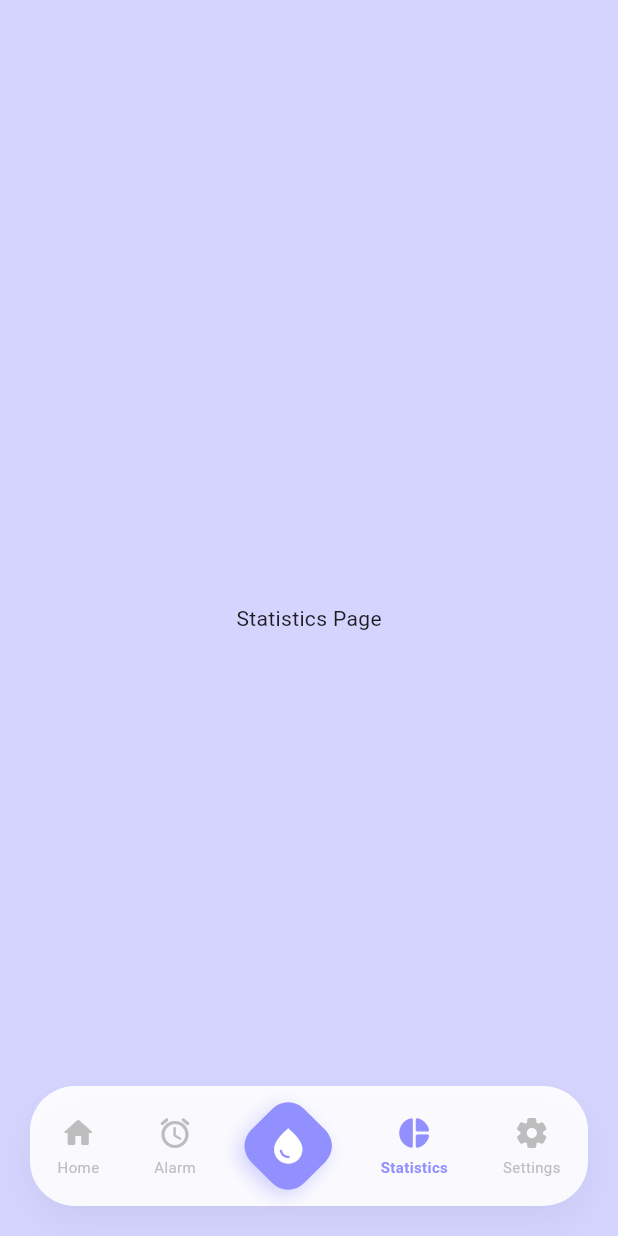
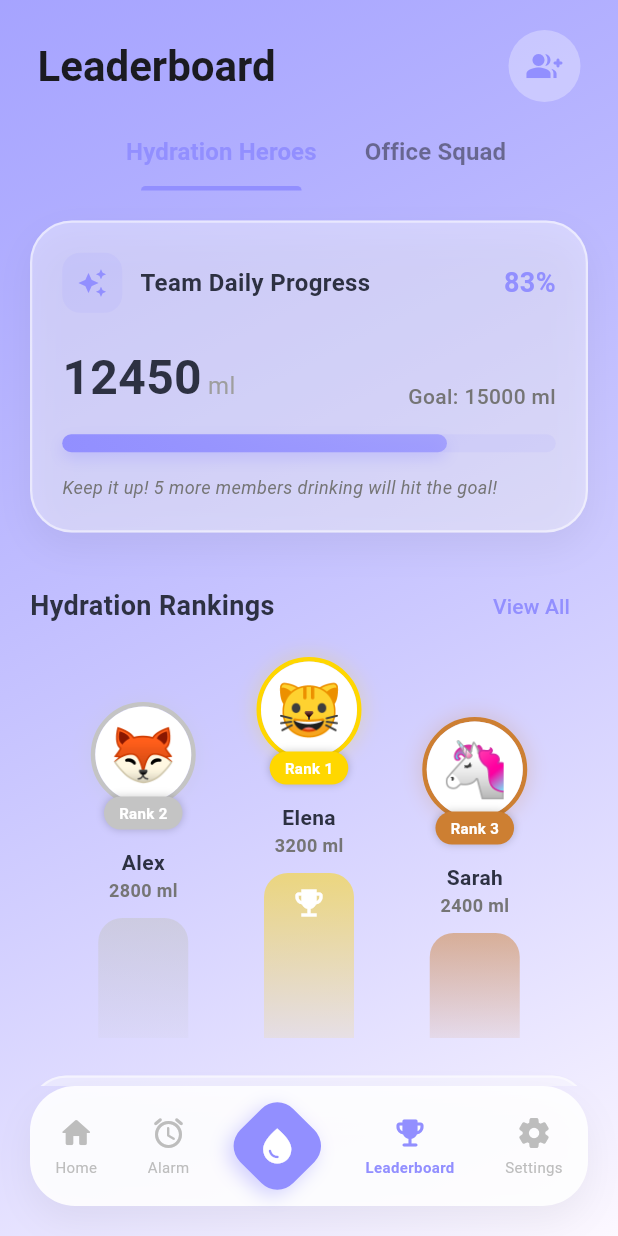
Before and after one commit to michalis-oik/AquaTrackerApp, a Flutter app: the screen it shows after launch, item 4 of the bottom bar chosen, on a phone screen of 412 x 824 dp. Run offline on Flutter 3.47's test engine with Material 3 defaults, Android fonts, the phone set to English and light mode, and no system bars; our stand-ins replace fl_chart, percent_indicator.

Commit message:
created leaderboard page

```diff
--- /dev/null
+++ b/lib/pages/leaderboard_page.dart
@@ -0,0 +1,526 @@
+import 'package:flutter/material.dart';
+
+class LeaderboardPage extends StatefulWidget {
+  final int myIntake;
+  const LeaderboardPage({super.key, required this.myIntake});
+
+  @override
+  State<LeaderboardPage> createState() => _LeaderboardPageState();
+}
+
+class _LeaderboardPageState extends State<LeaderboardPage> with SingleTickerProviderStateMixin {
+  late TabController _tabController;
+
+  late List<Map<String, dynamic>> _groups;
+
+  @override
+  void initState() {
+    super.initState();
+    _groups = [
+      {
+        'id': '1',
+        'name': 'Hydration Heroes',
+        'goal': 15000,
+        'current': 12450 + (widget.myIntake > 2100 ? widget.myIntake - 2100 : 0),
+        'members': [
+          {'name': 'You', 'intake': widget.myIntake, 'avatar': '👤', 'isMe': true},
+          {'name': 'Alex', 'intake': 2800, 'avatar': '🦊', 'isMe': false},
+          {'name': 'Sarah', 'intake': 2400, 'avatar': '🦄', 'isMe': false},
+          {'name': 'Mike', 'intake': 1950, 'avatar': '🐻', 'isMe': false},
+          {'name': 'Elena', 'intake': 3200, 'avatar': '🐱', 'isMe': false},
+        ],
+      },
+      {
+        'id': '2',
+        'name': 'Office Squad',
+        'goal': 10000,
+        'current': 6200 + (widget.myIntake > 2100 ? widget.myIntake - 2100 : 0),
+        'members': [
+          {'name': 'You', 'intake': widget.myIntake, 'avatar': '👤', 'isMe': true},
+          {'name': 'John', 'intake': 1500, 'avatar': '🦁', 'isMe': false},
+          {'name': 'Emily', 'intake': 2600, 'avatar': '🐰', 'isMe': false},
+        ],
+      },
+    ];
+    _tabController = TabController(length: _groups.length, vsync: this);
+  }
+
+  @override
+  void dispose() {
+    _tabController.dispose();
+    super.dispose();
+  }
+
+  @override
+  Widget build(BuildContext context) {
+    final colorScheme = Theme.of(context).colorScheme;
+    final textTheme = Theme.of(context).textTheme;
+
+    return Scaffold(
+      backgroundColor: Colors.transparent,
+      body: Stack(
+        children: [
+          // Background Gradient matching HomePage
+          Container(
+            decoration: BoxDecoration(
+              gradient: LinearGradient(
+                colors: [colorScheme.primary.withAlpha(179), colorScheme.surface],
+                begin: Alignment.topLeft,
+                end: Alignment.bottomRight,
+              ),
+            ),
+          ),
+          SafeArea(
+            child: Column(
+              children: [
+                Padding(
+                  padding: const EdgeInsets.fromLTRB(25, 20, 25, 10),
+                  child: Row(
+                    mainAxisAlignment: MainAxisAlignment.spaceBetween,
+                    children: [
+                      Text(
+                        'Leaderboard',
+                        style: textTheme.headlineMedium?.copyWith(
+                          color: colorScheme.onSurface,
+                          fontWeight: FontWeight.bold,
+                        ),
+                      ),
+                      Container(
+                        decoration: BoxDecoration(
+                          color: Colors.white.withOpacity(0.3),
+                          shape: BoxShape.circle,
+                        ),
+                        child: IconButton(
+                          onPressed: () {},
+                          icon: Icon(Icons.group_add_rounded, color: colorScheme.primary),
+                        ),
+                      ),
+                    ],
+                  ),
+                ),
+                // Group Tabs
+                Container(
+                  padding: const EdgeInsets.symmetric(horizontal: 16),
+                  child: TabBar(
+                    controller: _tabController,
+                    isScrollable: true,
+                    labelColor: colorScheme.primary,
+                    unselectedLabelColor: colorScheme.onSurface.withOpacity(0.5),
+                    indicatorColor: colorScheme.primary,
+                    indicatorWeight: 3,
+                    indicatorPadding: const EdgeInsets.symmetric(horizontal: 10),
+                    dividerColor: Colors.transparent,
+                    labelStyle: const TextStyle(fontWeight: FontWeight.bold, fontSize: 16),
+                    tabs: _groups.map((group) => Tab(text: group['name'])).toList(),
+                  ),
+                ),
+                const SizedBox(height: 10),
+                Expanded(
+                  child: TabBarView(
+                    controller: _tabController,
+                    children: _groups.map((group) => _buildGroupView(group)).toList(),
+                  ),
+                ),
+              ],
+            ),
+          ),
+        ],
+      ),
+    );
+  }
+
+  Widget _buildGroupView(Map<String, dynamic> group) {
+    final double progress = (group['current'] / group['goal']).clamp(0.0, 1.0);
+    final List<Map<String, dynamic>> members = List<Map<String, dynamic>>.from(group['members']);
+    members.sort((a, b) => (b['intake'] as int).compareTo(a['intake'] as int));
+
+    return ListView(
+      padding: const EdgeInsets.symmetric(horizontal: 20),
+      children: [
+        const SizedBox(height: 10),
+        // Group Goal Card
+        _buildGroupGoalCard(group, progress),
+        const SizedBox(height: 25),
+        Row(
+          mainAxisAlignment: MainAxisAlignment.spaceBetween,
+          children: [
+            const Text(
+              'Hydration Rankings',
+              style: TextStyle(
+                fontSize: 18,
+                fontWeight: FontWeight.bold,
+                color: Color(0xFF2D3142),
+              ),
+            ),
+            TextButton(
+              onPressed: () {},
+              child: const Text('View All'),
+            ),
+          ],
+        ),
+        const SizedBox(height: 10),
+        // Top 3 Podium
+        if (members.length >= 3) _buildPodium(members.take(3).toList()),
+        const SizedBox(height: 25),
+        // Full List
+        ...members.asMap().entries.map((entry) {
+          final index = entry.key;
+          final member = entry.value;
+          return _buildMemberTile(member, index + 1);
+        }),
+        const SizedBox(height: 120), // Extra space for floating nav bar
+      ],
+    );
+  }
+
+  Widget _buildGroupGoalCard(Map<String, dynamic> group, double progress) {
+    final colorScheme = Theme.of(context).colorScheme;
+    return Container(
+      padding: const EdgeInsets.all(20),
+      decoration: BoxDecoration(
+        color: Colors.white.withOpacity(0.4),
+        borderRadius: BorderRadius.circular(28),
+        border: Border.all(color: Colors.white.withOpacity(0.5), width: 1.5),
+        boxShadow: [
+          BoxShadow(
+            color: Colors.black.withOpacity(0.05),
+            blurRadius: 20,
+            offset: const Offset(0, 10),
+          ),
+        ],
+      ),
+      child: Column(
+        crossAxisAlignment: CrossAxisAlignment.start,
+        children: [
+          Row(
+            children: [
+              Container(
+                padding: const EdgeInsets.all(10),
+                decoration: BoxDecoration(
+                  color: colorScheme.primary.withOpacity(0.1),
+                  borderRadius: BorderRadius.circular(12),
+                ),
+                child: Icon(Icons.auto_awesome, color: colorScheme.primary, size: 20),
+              ),
+              const SizedBox(width: 12),
+              const Text(
+                'Team Daily Progress',
+                style: TextStyle(
+                  color: Color(0xFF2D3142),
+                  fontSize: 16,
+                  fontWeight: FontWeight.bold,
+                ),
+              ),
+              const Spacer(),
+              Text(
+                '${(progress * 100).toInt()}%',
+                style: TextStyle(
+                  color: colorScheme.primary,
+                  fontWeight: FontWeight.bold,
+                  fontSize: 18,
+                ),
+              ),
+            ],
+          ),
+          const SizedBox(height: 20),
+          Row(
+            crossAxisAlignment: CrossAxisAlignment.end,
+            children: [
+              Text(
+                '${group['current']}',
+                style: const TextStyle(
+                  color: Color(0xFF2D3142),
+                  fontSize: 32,
+                  fontWeight: FontWeight.bold,
+                ),
+              ),
+              const Padding(
+                padding: EdgeInsets.only(bottom: 6, left: 4),
+                child: Text(
+                  'ml',
+                  style: TextStyle(color: Colors.grey, fontSize: 16),
+                ),
+              ),
+              const Spacer(),
+              Text(
+                'Goal: ${group['goal']} ml',
+                style: TextStyle(
+                  color: Colors.grey.shade600,
+                  fontSize: 14,
+                  fontWeight: FontWeight.w500,
+                ),
+              ),
+            ],
+          ),
+          const SizedBox(height: 15),
+          Stack(
+            children: [
+              Container(
+                height: 12,
+                width: double.infinity,
+                decoration: BoxDecoration(
+                  color: colorScheme.primary.withOpacity(0.1),
+                  borderRadius: BorderRadius.circular(10),
+                ),
+              ),
+              AnimatedContainer(
+                duration: const Duration(milliseconds: 1000),
+                curve: Curves.easeOutCubic,
+                height: 12,
+                width: MediaQuery.of(context).size.width * 0.75 * progress,
+                decoration: BoxDecoration(
+                  gradient: LinearGradient(
+                    colors: [colorScheme.primary, colorScheme.primary.withOpacity(0.7)],
+                  ),
+                  borderRadius: BorderRadius.circular(10),
+                  boxShadow: [
+                    BoxShadow(
+                      color: colorScheme.primary.withOpacity(0.3),
+                      blurRadius: 8,
+                      offset: const Offset(0, 4),
+                    ),
+                  ],
+                ),
+              ),
+            ],
+          ),
+          const SizedBox(height: 15),
+          Text(
+            'Keep it up! 5 more members drinking will hit the goal!',
+            style: TextStyle(
+              color: Colors.grey.shade600,
+              fontSize: 12,
+              fontStyle: FontStyle.italic,
+            ),
+          ),
+        ],
+      ),
+    );
+  }
+
+  Widget _buildPodium(List<Map<String, dynamic>> topThree) {
+    return Row(
+      mainAxisAlignment: MainAxisAlignment.spaceEvenly,
+      crossAxisAlignment: CrossAxisAlignment.end,
+      children: [
+        _buildPodiumItem(topThree[1], 2, 80), // 2nd
+        _buildPodiumItem(topThree[0], 1, 110), // 1st
+        _buildPodiumItem(topThree[2], 3, 70), // 3rd
+      ],
+    );
+  }
+
+  Widget _buildPodiumItem(Map<String, dynamic> member, int rank, double height) {
+    final colorScheme = Theme.of(context).colorScheme;
+    final color = rank == 1 ? const Color(0xFFFFD700) : (rank == 2 ? const Color(0xFFC4C4C4) : const Color(0xFFCD7F32));
+
+    return Column(
+      children: [
+        Stack(
+          alignment: Alignment.bottomCenter,
+          children: [
+            Container(
+              margin: const EdgeInsets.only(bottom: 15),
+              width: 70,
+              height: 70,
+              decoration: BoxDecoration(
+                shape: BoxShape.circle,
+                border: Border.all(color: color, width: 3),
+                boxShadow: [
+                  BoxShadow(
+                    color: color.withOpacity(0.2),
+                    blurRadius: 10,
+                    spreadRadius: 2,
+                  ),
+                ],
+              ),
+              child: CircleAvatar(
+                backgroundColor: Colors.white,
+                child: Text(
+                  member['avatar'],
+                  style: const TextStyle(fontSize: 35),
+                ),
+              ),
+            ),
+            Container(
+              padding: const EdgeInsets.symmetric(horizontal: 10, vertical: 4),
+              decoration: BoxDecoration(
+                color: color,
+                borderRadius: BorderRadius.circular(12),
+                boxShadow: [
+                  BoxShadow(color: Colors.black.withOpacity(0.2), blurRadius: 4),
+                ],
+              ),
+              child: Text(
+                'Rank $rank',
+                style: const TextStyle(
+                  color: Colors.white,
+                  fontWeight: FontWeight.bold,
+                  fontSize: 10,
+                ),
+              ),
+            ),
+          ],
+        ),
+        const SizedBox(height: 12),
+        Text(
+          member['name'],
+          style: TextStyle(
+            fontWeight: member['isMe'] ? FontWeight.bold : FontWeight.bold,
+            color: member['isMe'] ? colorScheme.primary : const Color(0xFF2D3142),
+            fontSize: 14,
+          ),
+        ),
+        Text(
+          '${member['intake']} ml',
+          style: TextStyle(
+            fontSize: 12,
+            fontWeight: FontWeight.bold,
+            color: Colors.grey.shade600,
+          ),
+        ),
+        const SizedBox(height: 10),
+        Container(
+          width: 60,
+          height: height,
+          decoration: BoxDecoration(
+            gradient: LinearGradient(
+              begin: Alignment.topCenter,
+              end: Alignment.bottomCenter,
+              colors: [color.withOpacity(0.5), color.withOpacity(0.1)],
+            ),
+            borderRadius: const BorderRadius.vertical(top: Radius.circular(16)),
+          ),
+          child: Column(
+            mainAxisAlignment: MainAxisAlignment.start,
+            children: [
+              const SizedBox(height: 8),
+              if (rank == 1) const Icon(Icons.emoji_events, color: Colors.white, size: 24),
+            ],
+          ),
+        ),
+      ],
+    );
+  }
+
+  Widget _buildMemberTile(Map<String, dynamic> member, int rank) {
+    final colorScheme = Theme.of(context).colorScheme;
+    return Container(
+      margin: const EdgeInsets.only(bottom: 12),
+      padding: const EdgeInsets.all(16),
+      decoration: BoxDecoration(
+        color: Colors.white.withOpacity(member['isMe'] ? 0.7 : 0.4),
+        borderRadius: BorderRadius.circular(24),
+        border: Border.all(
+          color: member['isMe'] ? colorScheme.primary.withOpacity(0.5) : Colors.white.withOpacity(0.5),
+          width: 1.5,
+        ),
+      ),
+      child: Row(
+        children: [
+          Container(
+            width: 35,
+            height: 35,
+            decoration: BoxDecoration(
+              color: rank <= 3 ? Colors.transparent : Colors.grey.withOpacity(0.1),
+              shape: BoxShape.circle,
+            ),
+            child: Center(
+              child: Text(
+                '$rank',
+                style: TextStyle(
+                  fontWeight: FontWeight.bold,
+                  color: rank <= 3 ? colorScheme.primary : Colors.grey.shade600,
+                  fontSize: 16,
+                ),
+              ),
+            ),
+          ),
+          const SizedBox(width: 10),
+          Container(
+            width: 50,
+            height: 50,
+            decoration: BoxDecoration(
+              color: Colors.white,
+              shape: BoxShape.circle,
+              boxShadow: [
+                BoxShadow(color: Colors.black.withOpacity(0.05), blurRadius: 5),
+              ],
+            ),
+            child: Center(
+              child: Text(
+                member['avatar'],
+                style: const TextStyle(fontSize: 26),
+              ),
+            ),
+          ),
+          const SizedBox(width: 15),
+          Expanded(
+            child: Column(
+              crossAxisAlignment: CrossAxisAlignment.start,
+              children: [
+                Text(
+                  member['name'] == 'You' ? 'You' : member['name'],
+                  style: TextStyle(
+                    fontWeight: FontWeight.bold,
+                    fontSize: 16,
+                    color: member['isMe'] ? colorScheme.primary : const Color(0xFF2D3142),
+                  ),
+                ),
+                const SizedBox(height: 2),
+                Row(
+                  children: [
+                    Icon(Icons.water_drop, size: 12, color: Colors.blue.shade300),
+                    const SizedBox(width: 4),
+                    Text(
+                      'Hydrated',
+                      style: TextStyle(
+                        color: Colors.grey.shade500,
+                        fontSize: 11,
+                      ),
+                    ),
+                  ],
+                ),
+              ],
+            ),
+          ),
+          Column(
+            crossAxisAlignment: CrossAxisAlignment.end,
+            children: [
+              Text(
+                '${member['intake']} ml',
+                style: const TextStyle(
+                  fontWeight: FontWeight.bold,
+                  fontSize: 16,
+                  color: Color(0xFF2D3142),
+                ),
+              ),
+              Container(
+                margin: const EdgeInsets.only(top: 4),
+                padding: const EdgeInsets.symmetric(horizontal: 6, vertical: 2),
+                decoration: BoxDecoration(
+                  color: Colors.green.withOpacity(0.1),
+                  borderRadius: BorderRadius.circular(8),
+                ),
+                child: Row(
+                  children: [
+                    Icon(Icons.arrow_upward, size: 10, color: Colors.green.shade600),
+                    const SizedBox(width: 2),
+                    Text(
+                      '${(member['intake'] / 3000 * 100).toInt()}%',
+                      style: TextStyle(
+                        color: Colors.green.shade600,
+                        fontSize: 10,
+                        fontWeight: FontWeight.bold,
+                      ),
+                    ),
+                  ],
+                ),
+              ),
+            ],
+          ),
+        ],
+      ),
+    );
+  }
+}
--- a/lib/pages/main_screen.dart
+++ b/lib/pages/main_screen.dart
@@ -2,6 +2,8 @@ import 'package:flutter/material.dart';
 import 'package:water_tracking_app/pages/home_page.dart';
 import 'package:water_tracking_app/pages/drink_selection_page.dart';
 import 'package:water_tracking_app/pages/reminders_page.dart';
+import 'package:water_tracking_app/pages/leaderboard_page.dart';
+
 
 class MainScreen extends StatefulWidget {
   const MainScreen({super.key});
@@ -113,7 +115,10 @@ class _MainScreenState extends State<MainScreen> {
         );
         break;
       case 3:
-        page = const Center(key: ValueKey('stats_page'), child: Text("Statistics Page"));
+        page = LeaderboardPage(
+          key: const ValueKey('leaderboard_page'),
+          myIntake: _currentWaterIntake,
+        );
         break;
       case 4:
         page = const Center(key: ValueKey('settings_page'), child: Text("Settings Page"));
@@ -157,7 +162,7 @@ class _MainScreenState extends State<MainScreen> {
           _buildNavItem(0, Icons.home_rounded, "Home"),
           _buildNavItem(1, Icons.alarm_rounded, "Alarm"),
           _buildCenterActionItem(),
-          _buildNavItem(3, Icons.pie_chart_rounded, "Statistics"),
+          _buildNavItem(3, Icons.emoji_events_rounded, "Leaderboard"),
           _buildNavItem(4, Icons.settings_rounded, "Settings"),
         ],
       ),
```
